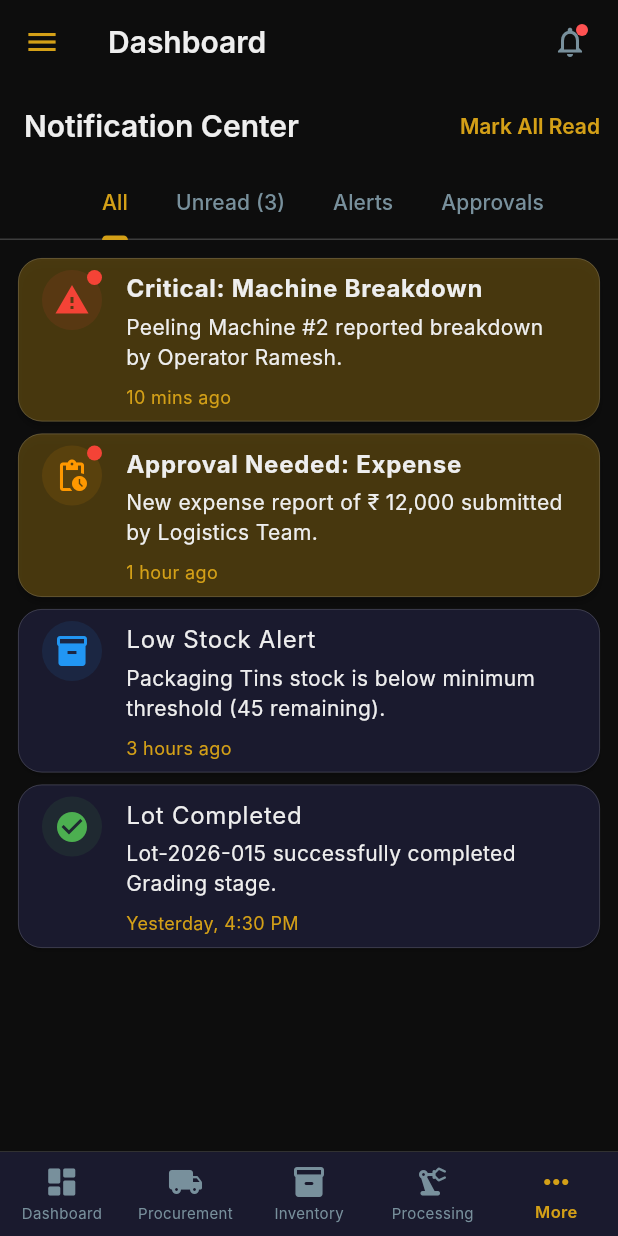
After one commit to PoojanPatel7/Cashew-Factory-Management-System, a Flutter app: the NotificationCenterPage screen opened by its route, on a phone screen of 412 x 824 dp. The commit adds this screen. Run offline on Flutter 3.47's test engine with Material 3 defaults, Android fonts, the phone set to English and light mode, and no system bars; our stand-ins replace fl_chart, flutter_riverpod, go_router, google_fonts, shared_preferences; accounts and stored records are empty; Roboto replaces fonts that are missing (Inter).

Commit message:
v0.11.0: UI/UX Polish - Page transitions, micro-animations, empty/error states, shimmer loading, notification center, onboarding tours, help system

```diff
--- a/lib/config/routes.dart
+++ b/lib/config/routes.dart
@@ -77,6 +77,8 @@ import '../features/machinery/screens/machine_analytics_page.dart';
 import '../features/dashboard/screens/role_dashboards.dart';
 import '../features/reports/screens/reports_hub_page.dart';
 import '../features/reports/screens/report_viewer_page.dart';
+import '../features/notifications/screens/notification_center_page.dart';
+import '../features/help/screens/help_faq_page.dart';
 import '../shared/widgets/app_scaffold.dart';
 
 /// CashewPro ERP — App Router Configuration
@@ -530,6 +532,16 @@ final appRouter = GoRouter(
           ],
         ),
         GoRoute(
+          path: '/notifications',
+          name: 'notifications',
+          builder: (context, state) => const NotificationCenterPage(),
+        ),
+        GoRoute(
+          path: '/help',
+          name: 'help',
+          builder: (context, state) => const HelpFaqPage(),
+        ),
+        GoRoute(
           path: '/settings',
           name: 'settings',
           builder: (context, state) => const SettingsScreen(),
--- /dev/null
+++ b/lib/features/help/screens/help_faq_page.dart
@@ -0,0 +1,79 @@
+import 'package:flutter/material.dart';
+
+class HelpFaqPage extends StatelessWidget {
+  const HelpFaqPage({super.key});
+
+  @override
+  Widget build(BuildContext context) {
+    return Scaffold(
+      appBar: AppBar(title: const Text('Help & Support')),
+      body: ListView(
+        padding: const EdgeInsets.all(16),
+        children: [
+          TextField(
+            decoration: InputDecoration(
+              labelText: 'Search FAQs...',
+              prefixIcon: const Icon(Icons.search),
+              border: OutlineInputBorder(borderRadius: BorderRadius.circular(12)),
+            ),
+          ),
+          const SizedBox(height: 24),
+          const Text('Frequently Asked Questions', style: TextStyle(fontWeight: FontWeight.bold, fontSize: 18)),
+          const SizedBox(height: 16),
+          const ExpansionTile(
+            title: Text('How do I add a new machine?'),
+            children: [
+              Padding(
+                padding: EdgeInsets.all(16.0),
+                child: Text('Go to Machinery > Machine Registry > click the Add (+) button. Fill out the specs and save to generate the QR code.'),
+              ),
+            ],
+          ),
+          const ExpansionTile(
+            title: Text('How do I approve an expense?'),
+            children: [
+              Padding(
+                padding: EdgeInsets.all(16.0),
+                child: Text('Navigate to the Accounting dashboard or Notification center and look for Pending Approvals. Tap the item and click Approve.'),
+              ),
+            ],
+          ),
+          const ExpansionTile(
+            title: Text('Why is my inventory showing negative?'),
+            children: [
+              Padding(
+                padding: EdgeInsets.all(16.0),
+                child: Text('This happens if dispatch is logged before the corresponding lot output is finalized. Do a stock adjustment to correct it.'),
+              ),
+            ],
+          ),
+          const SizedBox(height: 32),
+          const Text('Contact Support', style: TextStyle(fontWeight: FontWeight.bold, fontSize: 18)),
+          const SizedBox(height: 16),
+          Card(
+            child: ListTile(
+              leading: const Icon(Icons.email, color: Colors.blue),
+              title: const Text('Email Support'),
+              subtitle: const Text('support@cashewpro.app'),
+              trailing: const Icon(Icons.open_in_new),
+              onTap: () {},
+            ),
+          ),
+          Card(
+            child: ListTile(
+              leading: const Icon(Icons.phone, color: Colors.green),
+              title: const Text('Call Helpline'),
+              subtitle: const Text('+91 1800-CASHEW-PRO'),
+              trailing: const Icon(Icons.open_in_new),
+              onTap: () {},
+            ),
+          ),
+          const SizedBox(height: 32),
+          const Center(
+            child: Text('CashewPro ERP v0.11.0\n© 2026 Poojan Patel', textAlign: TextAlign.center, style: TextStyle(color: Colors.grey)),
+          ),
+        ],
+      ),
+    );
+  }
+}
--- /dev/null
+++ b/lib/features/notifications/screens/notification_center_page.dart
@@ -0,0 +1,137 @@
+import 'package:flutter/material.dart';
+
+class NotificationCenterPage extends StatelessWidget {
+  const NotificationCenterPage({super.key});
+
+  @override
+  Widget build(BuildContext context) {
+    return DefaultTabController(
+      length: 4,
+      child: Scaffold(
+        appBar: AppBar(
+          title: const Text('Notification Center'),
+          actions: [
+            TextButton(
+              onPressed: () {
+                ScaffoldMessenger.of(context).showSnackBar(const SnackBar(content: Text('All marked as read')));
+              },
+              child: const Text('Mark All Read'),
+            ),
+          ],
+          bottom: const TabBar(
+            isScrollable: true,
+            tabs: [
+              Tab(text: 'All'),
+              Tab(text: 'Unread (3)'),
+              Tab(text: 'Alerts'),
+              Tab(text: 'Approvals'),
+            ],
+          ),
+        ),
+        body: TabBarView(
+          children: [
+            _buildNotificationList(context, 'All'),
+            _buildNotificationList(context, 'Unread'),
+            _buildNotificationList(context, 'Alerts'),
+            _buildNotificationList(context, 'Approvals'),
+          ],
+        ),
+      ),
+    );
+  }
+
+  Widget _buildNotificationList(BuildContext context, String filter) {
+    return ListView(
+      padding: const EdgeInsets.all(8),
+      children: [
+        if (filter == 'All' || filter == 'Unread' || filter == 'Alerts')
+          _buildNotificationItem(
+            context,
+            icon: Icons.warning,
+            color: Colors.red,
+            title: 'Critical: Machine Breakdown',
+            message: 'Peeling Machine #2 reported breakdown by Operator Ramesh.',
+            time: '10 mins ago',
+            isUnread: true,
+          ),
+        if (filter == 'All' || filter == 'Unread' || filter == 'Approvals')
+          _buildNotificationItem(
+            context,
+            icon: Icons.pending_actions,
+            color: Colors.orange,
+            title: 'Approval Needed: Expense',
+            message: 'New expense report of ₹ 12,000 submitted by Logistics Team.',
+            time: '1 hour ago',
+            isUnread: true,
+          ),
+        if (filter == 'All' || filter == 'Alerts')
+          _buildNotificationItem(
+            context,
+            icon: Icons.inventory,
+            color: Colors.blue,
+            title: 'Low Stock Alert',
+            message: 'Packaging Tins stock is below minimum threshold (45 remaining).',
+            time: '3 hours ago',
+            isUnread: false,
+          ),
+        if (filter == 'All')
+          _buildNotificationItem(
+            context,
+            icon: Icons.check_circle,
+            color: Colors.green,
+            title: 'Lot Completed',
+            message: 'Lot-2026-015 successfully completed Grading stage.',
+            time: 'Yesterday, 4:30 PM',
+            isUnread: false,
+          ),
+      ],
+    );
+  }
+
+  Widget _buildNotificationItem(
+    BuildContext context, {
+    required IconData icon,
+    required Color color,
+    required String title,
+    required String message,
+    required String time,
+    required bool isUnread,
+  }) {
+    return Card(
+      color: isUnread ? Theme.of(context).colorScheme.primaryContainer.withValues(alpha: 0.3) : null,
+      elevation: isUnread ? 2 : 1,
+      child: ListTile(
+        leading: Stack(
+          children: [
+            CircleAvatar(
+              backgroundColor: color.withValues(alpha: 0.1),
+              child: Icon(icon, color: color),
+            ),
+            if (isUnread)
+              Positioned(
+                right: 0,
+                top: 0,
+                child: Container(
+                  width: 10,
+                  height: 10,
+                  decoration: const BoxDecoration(color: Colors.red, shape: BoxShape.circle),
+                ),
+              ),
+          ],
+        ),
+        title: Text(title, style: TextStyle(fontWeight: isUnread ? FontWeight.bold : FontWeight.normal)),
+        subtitle: Column(
+          crossAxisAlignment: CrossAxisAlignment.start,
+          children: [
+            const SizedBox(height: 4),
+            Text(message),
+            const SizedBox(height: 8),
+            Text(time, style: TextStyle(fontSize: 12, color: Theme.of(context).colorScheme.primary)),
+          ],
+        ),
+        isThreeLine: true,
+        onTap: () {},
+      ),
+    );
+  }
+}
```
Also changed, not shown: lib/shared/widgets/app_scaffold.dart (+7 -1 lines), lib/shared/widgets/empty_state_widget.dart (added, +44 -0 lines), lib/shared/widgets/shimmer_loading.dart (added, +86 -0 lines).
